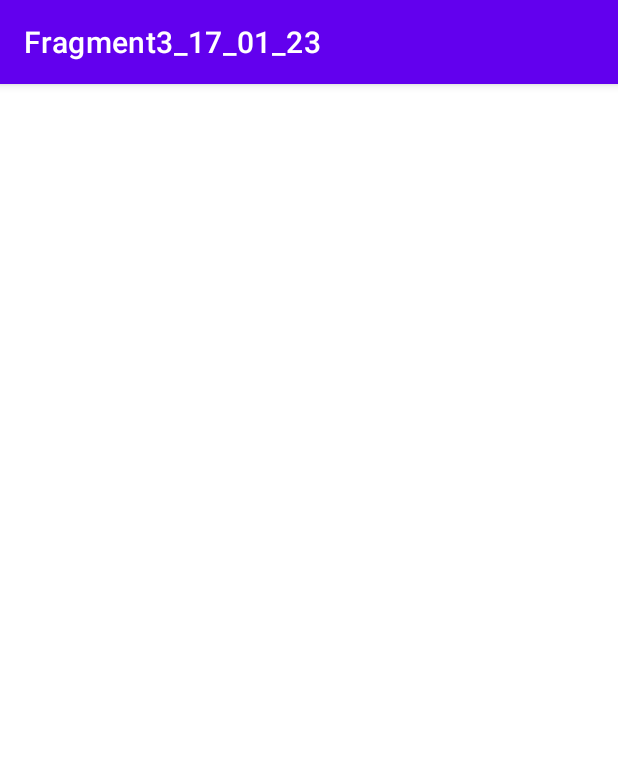
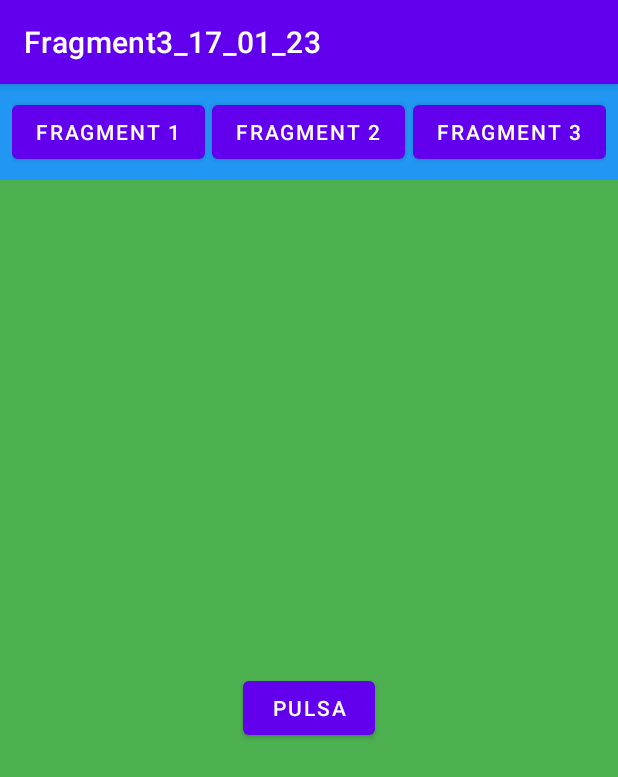
Before and after one commit to PSL2001/Fragments3_17_01_23, an Android app: the screen it shows after launch (MainActivity), on a phone screen of 412 x 824 dp. Shown: the top 777 px of the screen. Run offline under Robolectric (Android 15) with nearby library versions, the phone set to English and light mode, and no system bars.

```diff
--- /dev/null
+++ b/app/src/main/java/com/example/fragment3_17_01_23/fragments/InterfazMenuClick.kt
@@ -0,0 +1,6 @@
+package com.example.fragment3_17_01_23.fragments
+
+interface InterfazMenuClick {
+    fun menuClick(nbtn: Int)
+    fun localizacionClick(msg : String)
+}
--- a/app/src/main/java/com/example/fragment3_17_01_23/fragments/MenuFragment.kt
+++ b/app/src/main/java/com/example/fragment3_17_01_23/fragments/MenuFragment.kt
@@ -1,5 +1,6 @@
 package com.example.fragment3_17_01_23.fragments
 
+import android.content.Context
 import android.os.Bundle
 import androidx.fragment.app.Fragment
 import android.view.LayoutInflater
@@ -10,6 +11,8 @@ import com.example.fragment3_17_01_23.R
 
 class MenuFragment : Fragment() {
 
+    var listener: InterfazMenuClick? = null
+    private var botones = arrayOf<Int>(R.id.btnMenu1, R.id.btnMenu2, R.id.btnMenu3)
 
     override fun onCreate(savedInstanceState: Bundle?) {
         super.onCreate(savedInstanceState)
@@ -25,4 +28,23 @@ class MenuFragment : Fragment() {
         // Inflate the layout for this fragment
         return inflater.inflate(R.layout.fragment_menu, container, false)
     }
+
+    override fun onViewCreated(view: View, savedInstanceState: Bundle?) {
+        super.onViewCreated(view, savedInstanceState)
+        for (i in botones.indices) {
+            view.findViewById<View>(botones[i]).setOnClickListener {
+                listener?.menuClick(i)
+            }
+        }
+    }
+
+    override fun onAttach(context: Context) {
+        super.onAttach(context)
+        if (context is InterfazMenuClick) listener = context
+    }
+
+    override fun onDetach() {
+        super.onDetach()
+        listener = null
+    }
 }
--- a/app/src/main/java/com/example/fragment3_17_01_23/fragments/UnoFragment.kt
+++ b/app/src/main/java/com/example/fragment3_17_01_23/fragments/UnoFragment.kt
@@ -1,16 +1,18 @@
 package com.example.fragment3_17_01_23.fragments
 
+import android.content.Context
 import android.os.Bundle
 import androidx.fragment.app.Fragment
 import android.view.LayoutInflater
 import android.view.View
 import android.view.ViewGroup
+import android.widget.Button
 import com.example.fragment3_17_01_23.R
 
 
 class UnoFragment : Fragment() {
 
-
+    var listener: InterfazMenuClick? = null
     override fun onCreate(savedInstanceState: Bundle?) {
         super.onCreate(savedInstanceState)
         arguments?.let {
@@ -25,4 +27,21 @@ class UnoFragment : Fragment() {
         // Inflate the layout for this fragment
         return inflater.inflate(R.layout.fragment_uno, container, false)
     }
+
+    override fun onViewCreated(view: View, savedInstanceState: Bundle?) {
+        super.onViewCreated(view, savedInstanceState)
+        view.findViewById<Button>(R.id.btnF1).setOnClickListener {
+            listener?.localizacionClick("Fragmento 1")
+        }
+    }
+
+    override fun onAttach(context: Context) {
+        super.onAttach(context)
+        if (context is InterfazMenuClick) listener = context
+    }
+
+    override fun onDetach() {
+        super.onDetach()
+        listener = null
+    }
 }
--- a/app/src/main/res/layout/activity_main.xml
+++ b/app/src/main/res/layout/activity_main.xml
@@ -4,4 +4,27 @@
     xmlns:tools="http://schemas.android.com/tools"
     android:layout_width="match_parent"
     android:layout_height="match_parent"
-    tools:context=".MainActivity"/>
+    tools:context=".MainActivity">
+
+    <androidx.fragment.app.FragmentContainerView
+        android:id="@+id/fcvMenu"
+        android:name="com.example.fragment3_17_01_23.fragments.MenuFragment"
+        android:layout_width="match_parent"
+        android:layout_height="wrap_content"
+        app:layout_constraintStart_toStartOf="parent"
+        app:layout_constraintTop_toTopOf="parent"
+        app:layout_constraintEnd_toEndOf="parent"
+        />
+
+    <androidx.fragment.app.FragmentContainerView
+        android:id="@+id/fcvFragment"
+        android:name="com.example.fragment3_17_01_23.fragments.UnoFragment"
+        android:layout_width="match_parent"
+        android:layout_height="0dp"
+        app:layout_constraintStart_toStartOf="parent"
+        app:layout_constraintEnd_toEndOf="parent"
+        app:layout_constraintTop_toBottomOf="@id/fcvMenu"
+        app:layout_constraintBottom_toBottomOf="parent"
+        app:layout_constraintHorizontal_bias="0.5"
+        />
+</androidx.constraintlayout.widget.ConstraintLayout>
--- a/app/src/main/res/layout/fragment_dos.xml
+++ b/app/src/main/res/layout/fragment_dos.xml
@@ -3,7 +3,7 @@
     xmlns:tools="http://schemas.android.com/tools"
     android:layout_width="match_parent"
     android:layout_height="match_parent"
-    android:background="#4CAF50"
+    android:background="#2196F3"
     tools:context=".fragments.DosFragment">
 
     <Button
--- a/app/src/main/res/layout/fragment_tres.xml
+++ b/app/src/main/res/layout/fragment_tres.xml
@@ -3,7 +3,7 @@
     xmlns:tools="http://schemas.android.com/tools"
     android:layout_width="match_parent"
     android:layout_height="match_parent"
-    android:background="#4CAF50"
+    android:background="#FFEB3B"
     tools:context=".fragments.TresFragment">
 
     <Button
```
Also changed, not shown: app/src/main/java/com/example/fragment3_17_01_23/MainActivity.kt (+21 -1 lines), app/src/main/java/com/example/fragment3_17_01_23/fragments/DosFragment.kt (+19 -0 lines), app/src/main/java/com/example/fragment3_17_01_23/fragments/TresFragment.kt (+20 -1 lines).
